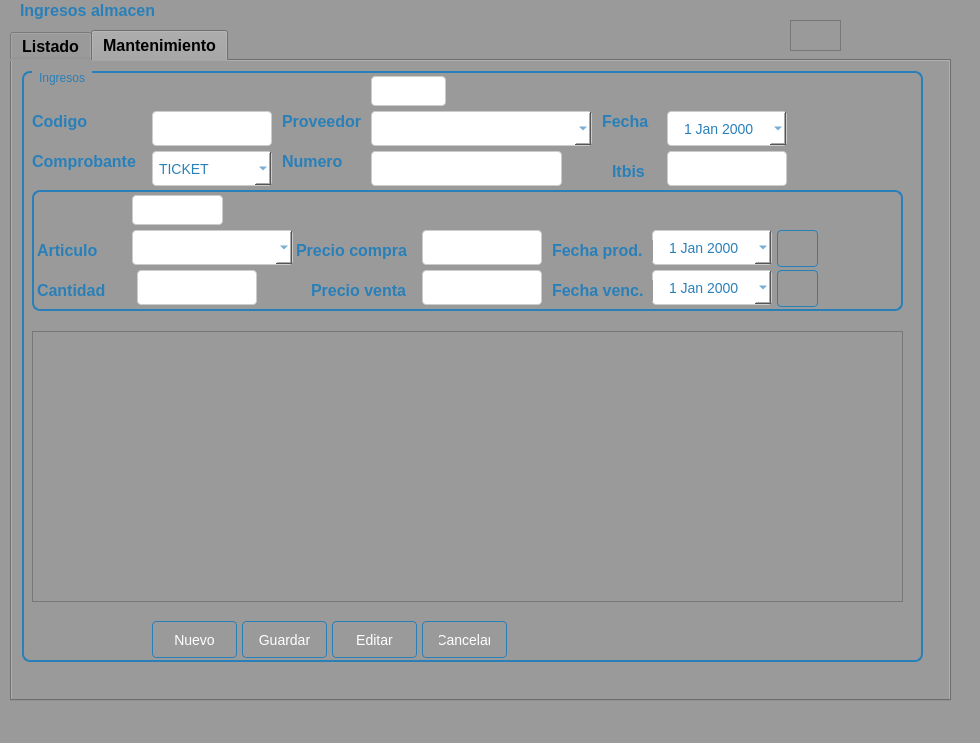
Qt form Sistema de ventas/ui/FrmIngreso.ui (CodeDrTech/DevelopPython) before a commit.
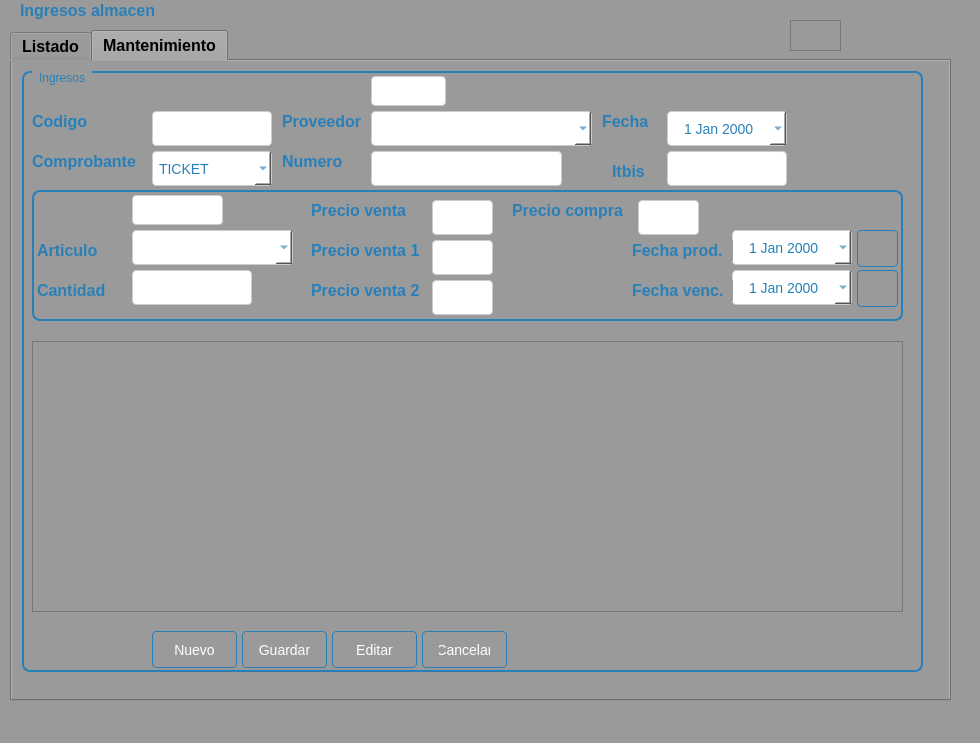
The same form after that commit. The open tabs and pages were chosen to show the change.

```diff
--- a/Sistema de ventas/ui/FrmIngreso.ui
+++ b/Sistema de ventas/ui/FrmIngreso.ui
@@ -517,7 +517,7 @@
         <x>10</x>
         <y>10</y>
         <width>901</width>
-        <height>591</height>
+        <height>601</height>
        </rect>
       </property>
       <property name="styleSheet">
@@ -571,7 +571,7 @@
        <property name="geometry">
         <rect>
          <x>130</x>
-         <y>550</y>
+         <y>560</y>
          <width>85</width>
          <height>37</height>
         </rect>
@@ -608,7 +608,7 @@
        <property name="geometry">
         <rect>
          <x>310</x>
-         <y>550</y>
+         <y>560</y>
          <width>85</width>
          <height>37</height>
         </rect>
@@ -645,7 +645,7 @@
        <property name="geometry">
         <rect>
          <x>220</x>
-         <y>550</y>
+         <y>560</y>
          <width>85</width>
          <height>37</height>
         </rect>
@@ -682,7 +682,7 @@
        <property name="geometry">
         <rect>
          <x>400</x>
-         <y>550</y>
+         <y>560</y>
          <width>85</width>
          <height>37</height>
         </rect>
@@ -1101,7 +1101,7 @@
          <x>10</x>
          <y>119</y>
          <width>871</width>
-         <height>121</height>
+         <height>131</height>
         </rect>
        </property>
        <property name="styleSheet">
@@ -1130,7 +1130,7 @@
        <widget class="QDateEdit" name="txtFechaProd">
         <property name="geometry">
          <rect>
-          <x>620</x>
+          <x>700</x>
           <y>40</y>
           <width>120</width>
           <height>35</height>
@@ -1173,7 +1173,7 @@
        <widget class="QDateEdit" name="txtFechaVenc">
         <property name="geometry">
          <rect>
-          <x>620</x>
+          <x>700</x>
           <y>80</y>
           <width>120</width>
           <height>35</height>
@@ -1216,7 +1216,7 @@
        <widget class="QLabel" name="label_16">
         <property name="geometry">
          <rect>
-          <x>520</x>
+          <x>600</x>
           <y>50</y>
           <width>101</width>
           <height>21</height>
@@ -1240,7 +1240,7 @@
        <widget class="QLabel" name="label_17">
         <property name="geometry">
          <rect>
-          <x>520</x>
+          <x>600</x>
           <y>90</y>
           <width>101</width>
           <height>21</height>
@@ -1264,8 +1264,8 @@
        <widget class="QLabel" name="label_18">
         <property name="geometry">
          <rect>
-          <x>264</x>
-          <y>50</y>
+          <x>480</x>
+          <y>10</y>
           <width>121</width>
           <height>21</height>
          </rect>
@@ -1289,8 +1289,8 @@
         <property name="geometry">
          <rect>
           <x>279</x>
-          <y>90</y>
-          <width>111</width>
+          <y>50</y>
+          <width>121</width>
           <height>21</height>
          </rect>
         </property>
@@ -1306,15 +1306,15 @@
 }</string>
         </property>
         <property name="text">
-         <string>Precio venta</string>
+         <string>Precio venta 1</string>
         </property>
        </widget>
        <widget class="QLineEdit" name="txtPrecioCom">
         <property name="geometry">
          <rect>
-          <x>390</x>
-          <y>40</y>
-          <width>120</width>
+          <x>606</x>
+          <y>10</y>
+          <width>61</width>
           <height>35</height>
          </rect>
         </property>
@@ -1389,12 +1389,12 @@
 </string>
         </property>
        </widget>
-       <widget class="QLineEdit" name="txtPrecioVen">
+       <widget class="QLineEdit" name="txtPrecioVen1">
         <property name="geometry">
          <rect>
-          <x>390</x>
-          <y>80</y>
-          <width>120</width>
+          <x>400</x>
+          <y>50</y>
+          <width>61</width>
           <height>35</height>
          </rect>
         </property>
@@ -1530,7 +1530,7 @@
        <widget class="QLineEdit" name="txtCantidad">
         <property name="geometry">
          <rect>
-          <x>105</x>
+          <x>100</x>
           <y>80</y>
           <width>120</width>
           <height>35</height>
@@ -1634,7 +1634,7 @@
        <widget class="QPushButton" name="btnAgregar">
         <property name="geometry">
          <rect>
-          <x>745</x>
+          <x>825</x>
           <y>40</y>
           <width>41</width>
           <height>37</height>
@@ -1671,7 +1671,7 @@
        <widget class="QPushButton" name="btnQuitar">
         <property name="geometry">
          <rect>
-          <x>745</x>
+          <x>825</x>
           <y>80</y>
           <width>41</width>
           <height>37</height>
@@ -1788,12 +1788,220 @@
          <bool>true</bool>
         </property>
        </widget>
+       <widget class="QLabel" name="label_22">
+        <property name="geometry">
+         <rect>
+          <x>279</x>
+          <y>10</y>
+          <width>111</width>
+          <height>21</height>
+         </rect>
+        </property>
+        <property name="styleSheet">
+         <string notr="true">QWidget {
+    background-color: #9a9a9a;
+}
+
+QLabel {
+    color: #2980b9;
+    font-size: 16px;
+    font-weight: bold;
+}</string>
+        </property>
+        <property name="text">
+         <string>Precio venta</string>
+        </property>
+       </widget>
+       <widget class="QLineEdit" name="txtPrecioVen">
+        <property name="geometry">
+         <rect>
+          <x>400</x>
+          <y>10</y>
+          <width>61</width>
+          <height>35</height>
+         </rect>
+        </property>
+        <property name="styleSheet">
+         <string notr="true">QWidget {
+    background-color: #f2f2f2;
+}
+
+QPushButton {
+    background: qlineargradient(x1: 0, y1: 0, x2: 0, y2: 1,
+                                 stop: 0 #5DADE2, stop: 1 #2980b9);
+    color: #ffffff;
+    border: 1px solid #2980b9;
+    padding: 8px 16px;
+    border-radius: 4px;
+    font-size: 14px;
+}
+
+QPushButton:hover {
+    background: qlineargradient(x1: 0, y1: 0, x2: 0, y2: 1,
+                                 stop: 0 #4DA8DB, stop: 1 #2471a3);
+    border: 1px solid #2471a3;
+}
+
+QPushButton:pressed {
+    background: qlineargradient(x1: 0, y1: 0, x2: 0, y2: 1,
+                                 stop: 0 #3C89B4, stop: 1 #1f618d);
+    border: 1px solid #1f618d;
+}
+
+QLineEdit {
+    background-color: #ffffff;
+    border: 1px solid #cccccc;
+    padding: 6px;
+    border-radius: 4px;
+    font-size: 14px;
+}
+
+QLineEdit:hover {
+    border: 1px solid #3498db;
+}
+
+QLineEdit:focus {
+    border: 1px solid #3498db;
+    outline: none;
+}
+
+QWidget {
+    background-color: #f2f2f2;
+}
+
+QLabel {
+    color: #2980b9;
+    font-size: 16px;
+    font-weight: bold;
+}
+
+QLineEdit {
+    background-color: #ffffff;
+    border: 1px solid #cccccc;
+    padding: 6px;
+    border-radius: 4px;
+    font-size: 14px;
+    color: #2980b9;
+}
+
+QLineEdit::placeholder {
+    color: #2980b9;
+    font-weight: bold;
+}
+
+</string>
+        </property>
+       </widget>
+       <widget class="QLabel" name="label_23">
+        <property name="geometry">
+         <rect>
+          <x>279</x>
+          <y>90</y>
+          <width>121</width>
+          <height>21</height>
+         </rect>
+        </property>
+        <property name="styleSheet">
+         <string notr="true">QWidget {
+    background-color: #9a9a9a;
+}
+
+QLabel {
+    color: #2980b9;
+    font-size: 16px;
+    font-weight: bold;
+}</string>
+        </property>
+        <property name="text">
+         <string>Precio venta 2</string>
+        </property>
+       </widget>
+       <widget class="QLineEdit" name="txtPrecioVen2">
+        <property name="geometry">
+         <rect>
+          <x>400</x>
+          <y>90</y>
+          <width>61</width>
+          <height>35</height>
+         </rect>
+        </property>
+        <property name="styleSheet">
+         <string notr="true">QWidget {
+    background-color: #f2f2f2;
+}
+
+QPushButton {
+    background: qlineargradient(x1: 0, y1: 0, x2: 0, y2: 1,
+                                 stop: 0 #5DADE2, stop: 1 #2980b9);
+    color: #ffffff;
+    border: 1px solid #2980b9;
+    padding: 8px 16px;
+    border-radius: 4px;
+    font-size: 14px;
+}
+
+QPushButton:hover {
+    background: qlineargradient(x1: 0, y1: 0, x2: 0, y2: 1,
+                                 stop: 0 #4DA8DB, stop: 1 #2471a3);
+    border: 1px solid #2471a3;
+}
+
+QPushButton:pressed {
+    background: qlineargradient(x1: 0, y1: 0, x2: 0, y2: 1,
+                                 stop: 0 #3C89B4, stop: 1 #1f618d);
+    border: 1px solid #1f618d;
+}
+
+QLineEdit {
+    background-color: #ffffff;
+    border: 1px solid #cccccc;
+    padding: 6px;
+    border-radius: 4px;
+    font-size: 14px;
+}
+
+QLineEdit:hover {
+    border: 1px solid #3498db;
+}
+
+QLineEdit:focus {
+    border: 1px solid #3498db;
+    outline: none;
+}
+
+QWidget {
+    background-color: #f2f2f2;
+}
+
+QLabel {
+    color: #2980b9;
+    font-size: 16px;
+    font-weight: bold;
+}
+
+QLineEdit {
+    background-color: #ffffff;
+    border: 1px solid #cccccc;
+    padding: 6px;
+    border-radius: 4px;
+    font-size: 14px;
+    color: #2980b9;
+}
+
+QLineEdit::placeholder {
+    color: #2980b9;
+    font-weight: bold;
+}
+
+</string>
+        </property>
+       </widget>
       </widget>
       <widget class="QTableView" name="tbDetalleIngreso">
        <property name="geometry">
         <rect>
          <x>10</x>
-         <y>260</y>
+         <y>270</y>
          <width>871</width>
          <height>271</height>
         </rect>
```
Left out of the diff: 2 changed lines with no effect on the pictures.
